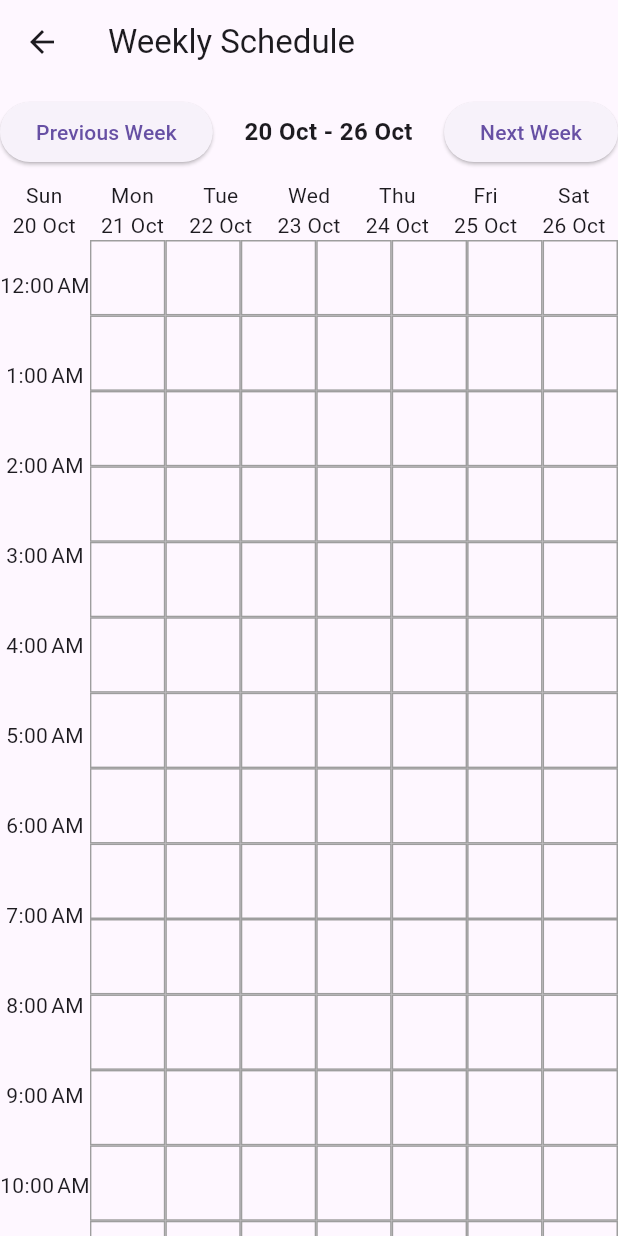
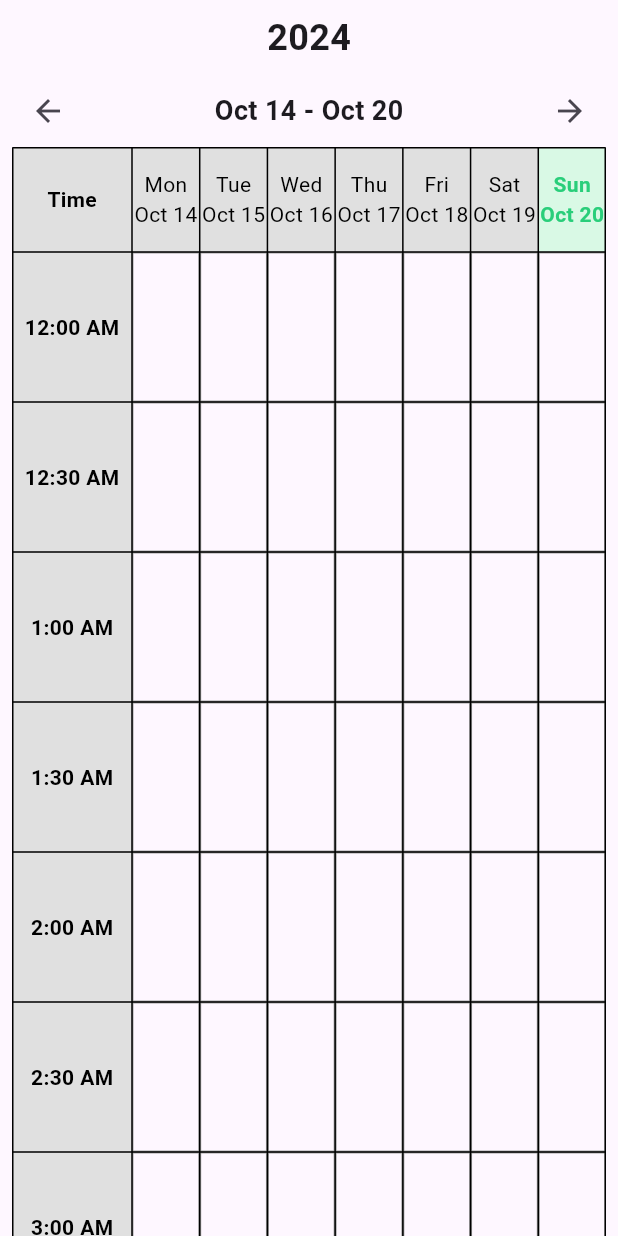
Before and after one commit to RJSeebs02/CareShift_Mobile, a Flutter app: the SchedulePage screen opened directly, on a phone screen of 412 x 824 dp. Run offline on Flutter 3.47's test engine with Material 3 defaults, Android fonts, the phone set to English and light mode, and no system bars; our stand-ins replace shared_preferences; accounts and stored records are empty.

Commit message:
Add files via upload

```diff
--- a/lib/pages/schedule.dart
+++ b/lib/pages/schedule.dart
@@ -1,5 +1,6 @@
 import 'package:flutter/material.dart';
-import 'package:intl/intl.dart'; // For formatting dates
+import 'package:intl/intl.dart'; // For date formatting
+import '../colors.dart';
 
 class SchedulePage extends StatefulWidget {
   const SchedulePage({Key? key}) : super(key: key);
@@ -9,162 +10,202 @@ class SchedulePage extends StatefulWidget {
 }
 
 class _SchedulePageState extends State<SchedulePage> {
-  DateTime _selectedDate = DateTime.now(); // Keep track of the current week
-  final ScrollController _timeColumnController = ScrollController();
-  final ScrollController _eventGridController = ScrollController();
+  // To keep track of the starting date of the current week
+  DateTime _currentWeekStart = DateTime.now();
 
   @override
-  void dispose() {
-    _timeColumnController.dispose();
-    _eventGridController.dispose();
-    super.dispose();
+  void initState() {
+    super.initState();
+    _setCurrentWeekStart();
+  }
+
+  // Set the starting date of the current week to the most recent Monday
+  void _setCurrentWeekStart() {
+    DateTime today = DateTime.now();
+    int difference = today.weekday - 1; // Get the difference from Monday (1)
+    _currentWeekStart = today.subtract(Duration(days: difference)); // Set to last Monday
+  }
+
+  // Helper function to generate the time slots from 12:00 AM to 11:59 PM
+  List<String> _generateTimeSlots() {
+    List<String> timeSlots = [];
+    for (int hour = 0; hour < 24; hour++) {
+      String period = hour < 12 ? 'AM' : 'PM';
+      int displayHour = hour == 0 ? 12 : (hour > 12 ? hour - 12 : hour);
+      timeSlots.add('$displayHour:00 $period');
+      timeSlots.add('$displayHour:30 $period');
+    }
+    return timeSlots;
+  }
+
+  // Function to get the dates of the week starting from the current week start
+  List<DateTime> _getWeekDates() {
+    List<DateTime> weekDates = [];
+    for (int i = 0; i < 7; i++) {
+      weekDates.add(_currentWeekStart.add(Duration(days: i)));
+    }
+    return weekDates;
+  }
+
+  // Function to go to the previous week
+  void _previousWeek() {
+    setState(() {
+      _currentWeekStart = _currentWeekStart.subtract(Duration(days: 7));
+    });
+  }
+
+  // Function to go to the next week
+  void _nextWeek() {
+    setState(() {
+      _currentWeekStart = _currentWeekStart.add(Duration(days: 7));
+    });
   }
 
   @override
   Widget build(BuildContext context) {
-    List<DateTime> weekDays = _getWeekDays(_selectedDate); // Get the days for the selected week
-    List<String> timeSlots = _getTimeSlots(); // Get 24-hour time slots
+    // List of days for the top row
+    final List<String> daysOfWeek = ['Mon', 'Tue', 'Wed', 'Thu', 'Fri', 'Sat', 'Sun'];
+
+    // Generate time slots (every 30 minutes from 12:00 AM to 11:59 PM)
+    final List<String> timeSlots = _generateTimeSlots();
+
+    // Get the actual dates of the week
+    List<DateTime> weekDates = _getWeekDates();
 
     return Scaffold(
-      appBar: AppBar(
-        title: Text('Weekly Schedule'),
+      body: Padding(
+        padding: const EdgeInsets.fromLTRB(8.0, 8.0, 8.0, 0),
+        child: Column( // Use a Column to stack the buttons with the calendar
+          children: [
+            // Add the year display above the calendar
+            Padding(
+              padding: const EdgeInsets.only(bottom: 8.0),
+              child: Text(
+                '${DateFormat('y').format(weekDates[0])}', // Extract the year from the start date
+                style: TextStyle(fontSize: 24, fontWeight: FontWeight.bold),
               ),
-      body: Column(
+            ),
+            Row(
+              mainAxisAlignment: MainAxisAlignment.spaceBetween,
               children: [
-          _buildWeekNavigation(), // Add navigation buttons
-          _buildWeekHeader(weekDays), // Display the days of the week
+                IconButton(
+                  icon: Icon(Icons.arrow_back),
+                  onPressed: _previousWeek,
+                ),
+                Text(
+                  // Format the start date of the current week to display
+                  DateFormat('MMM d').format(weekDates[0]) + ' - ' +
+                  DateFormat('MMM d').format(weekDates[6]),
+                  style: TextStyle(fontSize: 18, fontWeight: FontWeight.bold),
+                ),
+                IconButton(
+                  icon: Icon(Icons.arrow_forward),
+                  onPressed: _nextWeek,
+                ),
+              ],
+            ),
             Expanded(
-            child: Row(
+              child: SingleChildScrollView( // Make the entire screen scrollable
+                child: Table(
+                  border: TableBorder.all(),
+                  columnWidths: {
+                    0: FixedColumnWidth(80), // Fixed width for time column
+                  },
                   children: [
-                _buildTimeColumn(timeSlots), // Time column on the left (24 hours)
-                Expanded(
-                  child: _buildScrollableEventGrid(weekDays, timeSlots), // Display events for each day
+                    // The first row with the word "Time" in the top-left corner, and the days of the week and actual dates
+                    TableRow(
+                      children: [
+                        Container(
+                          color: Colors.grey[300], // Set grey background for "Time" cell
+                          height: 70,
+                          child: Center(
+                            child: Text(
+                              'Time', // Top-left cell with "Time"
+                              style: TextStyle(
+                                fontWeight: FontWeight.bold,
+                                color: Colors.black,
+                              ),
+                            ),
+                          ),
+                        ),
+                        ...weekDates.asMap().entries.map((entry) {
+                          int index = entry.key;
+                          DateTime date = entry.value;
+
+                          // Format the date (e.g., "Oct 20")
+                          String formattedDate = DateFormat('MMM d').format(date);
+
+                          // Highlight the current day by applying a different background color
+                          bool isToday = DateTime.now().isSameDay(date);
+                          return Container(
+                            color: isToday ? const Color.fromARGB(255, 68, 255, 124).withOpacity(0.2) : Colors.grey[300], // Set grey background for days
+                            height: 70, // Set consistent height for the day cells
+                            child: Center(
+                              child: Column(
+                                mainAxisAlignment: MainAxisAlignment.center,
+                                children: [
+                                  Text(
+                                    daysOfWeek[index],
+                                    style: TextStyle(
+                                      fontWeight: isToday ? FontWeight.bold : FontWeight.normal,
+                                      color: isToday ? AppColors.mainColor : Colors.black,
+                                    ),
+                                  ),
+                                  Text(
+                                    formattedDate,
+                                    style: TextStyle(
+                                      fontWeight: isToday ? FontWeight.bold : FontWeight.normal,
+                                      color: isToday ? AppColors.mainColor : Colors.black,
+                                    ),
                                   ),
                                 ],
                               ),
                             ),
+                          );
+                        }).toList(),
                       ],
                     ),
-    );
-  }
-
-  // Helper function to get the week days (Sunday to Saturday)
-  List<DateTime> _getWeekDays(DateTime date) {
-    DateTime firstDayOfWeek = date.subtract(Duration(days: date.weekday % 7)); // Start from Sunday
-    return List.generate(7, (index) => firstDayOfWeek.add(Duration(days: index)));
-  }
-
-  // Helper function to get 24-hour time slots (e.g., 12:00 AM, 1:00 AM ... 11:00 PM)
-  List<String> _getTimeSlots() {
-    return List.generate(24, (index) {
-      return DateFormat.jm().format(DateTime(0, 1, 1, index)); // Format to 12:00 AM, 1:00 AM, etc.
-    });
-  }
-
-  // Widget for building navigation buttons for previous/next week
-  Widget _buildWeekNavigation() {
-    return Padding(
-      padding: const EdgeInsets.symmetric(vertical: 8.0),
-      child: Row(
-        mainAxisAlignment: MainAxisAlignment.spaceBetween,
+                    // Rows with time slots in the left column
+                    ...timeSlots.map((time) => TableRow(
                       children: [
-          ElevatedButton(
-            onPressed: _goToPreviousWeek,
-            child: Text('Previous Week'),
+                        Container(
+                          color: Colors.grey[300], // Set grey background for time slots
+                          height: 100, // Set a fixed height to fill the entire cell
+                          child: Center(
+                            child: Text(
+                              time,
+                              style: TextStyle(
+                                fontWeight: FontWeight.bold,
+                                color: Colors.black, // Keep the text black
                               ),
-          Text(
-            '${DateFormat('d MMM').format(_getWeekDays(_selectedDate).first)} - '
-            '${DateFormat('d MMM').format(_getWeekDays(_selectedDate).last)}',
-            style: TextStyle(fontSize: 16, fontWeight: FontWeight.bold),
                             ),
-          ElevatedButton(
-            onPressed: _goToNextWeek,
-            child: Text('Next Week'),
+                          ),
+                        ),
+                        ...List.generate(7, (index) => Container(
+                          height: 100, // Height of each cell
+                          decoration: BoxDecoration(
+                            border: Border.all(color: Colors.grey),
+                          ),
+                          child: Center(
+                            child: Text(''), // Add your events or data here
+                          ),
+                        )),
+                      ],
+                    )).toList(),
+                  ],
+                ),
+              ),
             ),
           ],
-      ),
-    );
-  }
-
-  // Function to navigate to the previous week
-  void _goToPreviousWeek() {
-    setState(() {
-      _selectedDate = _selectedDate.subtract(Duration(days: 7)); // Move back one week
-    });
-  }
-
-  // Function to navigate to the next week
-  void _goToNextWeek() {
-    setState(() {
-      _selectedDate = _selectedDate.add(Duration(days: 7)); // Move forward one week
-    });
-  }
-
-  // Widget for displaying the time column on the left (24-hour format) and make it scrollable
-  Widget _buildTimeColumn(List<String> timeSlots) {
-    return SingleChildScrollView(
-      controller: _timeColumnController,
-      child: Column(
-        children: timeSlots.map((time) {
-          return Container(
-            height: 60, // Set the height of each time slot row
-            alignment: Alignment.center,
-            child: Text(time),
-          );
-        }).toList(),
-      ),
-    );
-  }
-
-  // Widget for displaying the days of the week in the header
-  Widget _buildWeekHeader(List<DateTime> weekDays) {
-    return Row(
-      mainAxisAlignment: MainAxisAlignment.spaceEvenly,
-      children: weekDays.map((day) {
-        return Expanded(
-          child: Column(
-            children: [
-              Text(DateFormat('EEE').format(day)), // Day of the week (e.g., Mon)
-              Text(DateFormat('d MMM').format(day)), // Date (e.g., 10 Oct)
-            ],
-          ),
-        );
-      }).toList(),
-    );
-  }
-
-  // Widget for making the event grid scrollable and synchronized with the time column
-  Widget _buildScrollableEventGrid(List<DateTime> weekDays, List<String> timeSlots) {
-    return NotificationListener<ScrollNotification>(
-      onNotification: (scrollNotification) {
-        if (scrollNotification is ScrollUpdateNotification) {
-          // Sync the scroll position of the event grid with the time column
-          _timeColumnController.jumpTo(_eventGridController.offset);
-        }
-        return false;
-      },
-      child: SingleChildScrollView(
-        controller: _eventGridController,
-        child: GridView.builder(
-          shrinkWrap: true,
-          physics: NeverScrollableScrollPhysics(),
-          gridDelegate: SliverGridDelegateWithFixedCrossAxisCount(
-            crossAxisCount: 7, // 7 days in a week
-            childAspectRatio: 1.0, // Set aspect ratio for cells
-          ),
-          itemCount: 7 * timeSlots.length, // Number of days * number of time slots
-          itemBuilder: (context, index) {
-            int dayIndex = index % 7; // Calculate the current day
-            int timeSlotIndex = index ~/ 7; // Calculate the current time slot
-
-            return Container(
-              decoration: BoxDecoration(
-                border: Border.all(color: Colors.grey), // Border for grid cells
-              ),
-            );
-          },
         ),
       ),
     );
   }
 }
+
+// Extension to compare dates easily
+extension DateTimeComparison on DateTime {
+  bool isSameDay(DateTime other) {
+    return year == other.year && month == other.month && day == other.day;
+  }
+}
```
Lines whose indentation alone changed are shown as unchanged.
